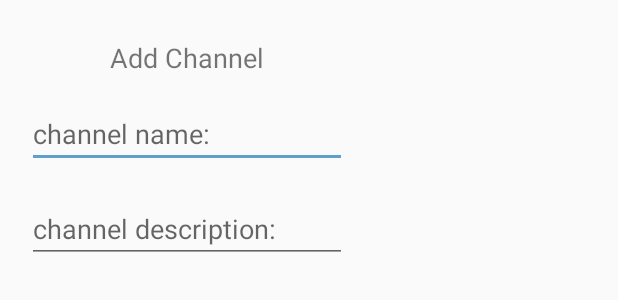
After one commit to Aleniten/Smack, an Android app: the layout add_channel_dialog.xml on its own in the app's theme, with its tools: preview values and no code run, on a phone screen of 412 x 824 dp. The commit adds this screen. Shown: the top 300 px of the screen. Run offline under Robolectric (Android 15) with nearby library versions, the phone set to English and light mode, and no system bars.

Commit message:
add channel perform

```diff
--- /dev/null
+++ b/app/src/main/res/layout/add_channel_dialog.xml
@@ -0,0 +1,38 @@
+<?xml version="1.0" encoding="utf-8"?>
+<android.support.constraint.ConstraintLayout xmlns:android="http://schemas.android.com/apk/res/android"
+                                             xmlns:app="http://schemas.android.com/apk/res-auto"
+                                             xmlns:tools="http://schemas.android.com/tools"
+                                             android:layout_width="wrap_content"
+                                             android:layout_height="wrap_content">
+
+    <TextView
+            android:text="Add Channel"
+            android:layout_width="0dp"
+            android:layout_height="wrap_content"
+            android:id="@+id/textView3" app:layout_constraintStart_toStartOf="parent"
+            app:layout_constraintEnd_toEndOf="parent" android:textAlignment="center" android:textSize="18sp"
+            android:layout_marginTop="26dp" app:layout_constraintTop_toTopOf="parent" android:layout_marginBottom="16dp"
+            app:layout_constraintBottom_toTopOf="@+id/addChannelNameTxt"/>
+    <EditText
+            android:layout_width="wrap_content"
+            android:layout_height="wrap_content"
+            android:inputType="textPersonName"
+            android:ems="10"
+            android:id="@+id/addChannelNameTxt"
+            app:layout_constraintStart_toStartOf="parent"
+            app:layout_constraintEnd_toEndOf="parent" android:hint="channel name:"
+            android:textColor="@android:color/darker_gray" android:layout_marginBottom="18dp"
+            app:layout_constraintBottom_toTopOf="@+id/addChannelDescTxt" android:layout_marginLeft="18dp"
+            android:layout_marginRight="18dp"/>
+    <EditText
+            android:layout_width="wrap_content"
+            android:layout_height="wrap_content"
+            android:inputType="textPersonName"
+            android:ems="10"
+            android:id="@+id/addChannelDescTxt"
+            app:layout_constraintStart_toStartOf="parent"
+            app:layout_constraintEnd_toEndOf="parent" android:hint="channel description:"
+            android:textColor="@android:color/darker_gray" android:layout_marginBottom="18dp"
+            app:layout_constraintBottom_toBottomOf="parent" android:layout_marginLeft="18dp"
+            android:layout_marginRight="18dp"/>
+</android.support.constraint.ConstraintLayout>
```
Also changed, not shown: app/src/main/java/com/aleapp/smack/Controller/MainActivity.kt (+34 -4 lines).
